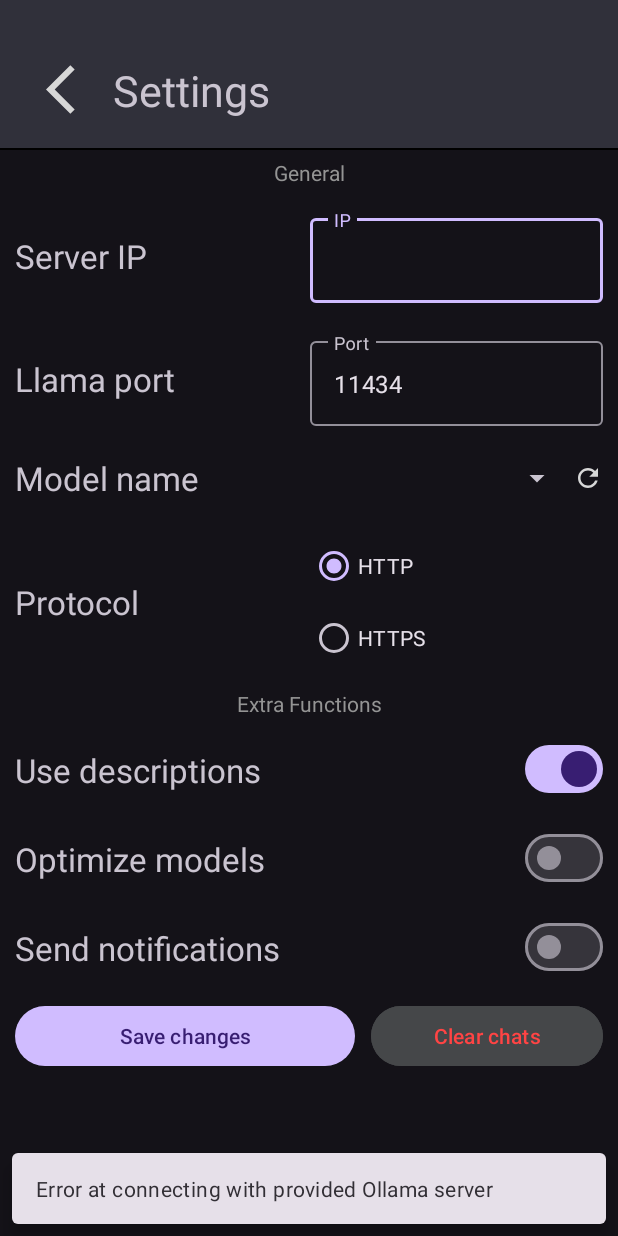
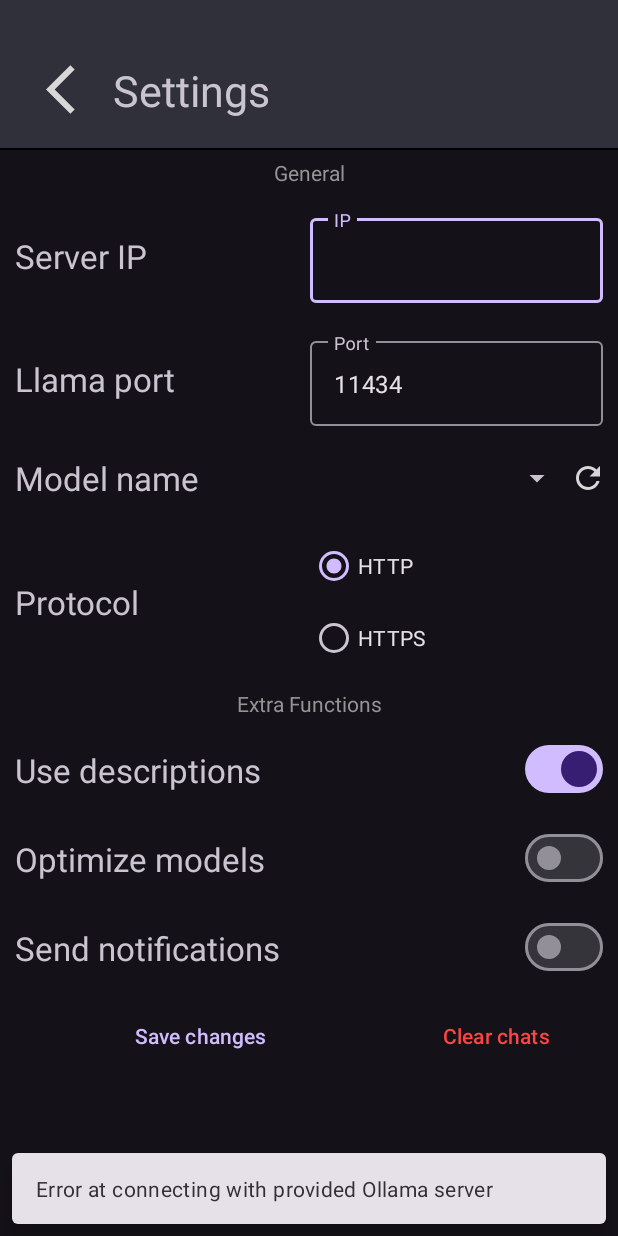
Before and after one commit to Asierso/ochat-app, an Android app: the SettingsActivity screen opened directly, with no data from a screen before it, on a phone screen of 412 x 824 dp. Run offline under Robolectric (Android 15) with nearby library versions, the phone set to English and light mode, and no system bars; network calls fail.

Commit message:
Features: Prepare views for translating

```diff
--- a/app/src/main/res/layout/activity_main.xml
+++ b/app/src/main/res/layout/activity_main.xml
@@ -37,7 +37,7 @@
         <TextView
             android:layout_width="wrap_content"
             android:layout_height="wrap_content"
-            android:text="Chat"
+            android:text="@string/chat_title"
             android:lineSpacingExtra="0dp"
             android:textSize="13pt" />
         </LinearLayout>
@@ -94,7 +94,7 @@
                     android:layout_marginStart="0dp"
                     android:padding="10dp"
                     android:src="@drawable/baseline_send_24"
-                    android:contentDescription="send button"
+                    android:contentDescription="Send button"
                     app:tint="@color/white"/>
         </LinearLayout>
     </LinearLayout>
--- a/app/src/main/res/layout/activity_settings.xml
+++ b/app/src/main/res/layout/activity_settings.xml
@@ -58,7 +58,7 @@
                 android:layout_height="wrap_content"
                 android:textSize="10pt"
                 android:layout_gravity="start|center"
-                android:text="Server IP"
+                android:text="@string/settings_server_ip_text"
                 android:padding="10dp"/>
 
             <com.google.android.material.textfield.TextInputLayout
@@ -72,7 +72,7 @@
                 <com.google.android.material.textfield.TextInputEditText
                     android:layout_width="match_parent"
                     android:layout_height="match_parent"
-                    android:hint="IP"
+                    android:hint="@string/settings_ip_hint"
                     android:id="@+id/ti_llamaip"/>
             </com.google.android.material.textfield.TextInputLayout>
         </TableRow>
@@ -86,7 +86,7 @@
                 android:layout_height="wrap_content"
                 android:textSize="10pt"
                 android:layout_gravity="start|center"
-                android:text="Llama port"
+                android:text="@string/settings_llama_port_text"
                 android:padding="10dp"/>
 
             <com.google.android.material.textfield.TextInputLayout
@@ -100,7 +100,7 @@
                 <com.google.android.material.textfield.TextInputEditText
                     android:layout_width="match_parent"
                     android:layout_height="match_parent"
-                    android:hint="Port"
+                    android:hint="@string/settings_port_hint"
                     android:inputType="number"
                     android:id="@+id/ti_llamaport"/>
             </com.google.android.material.textfield.TextInputLayout>
@@ -115,7 +115,7 @@
                 android:layout_height="wrap_content"
                 android:textSize="10pt"
                 android:layout_gravity="start|center"
-                android:text="Model name"
+                android:text="@string/settings_model_name"
                 android:padding="10dp"/>
 
             <Spinner android:layout_width="0dp"
@@ -123,13 +123,14 @@
                 android:layout_weight="2"
                 android:id="@+id/spinner_llamamodel"/>
 
-            <ImageView
+            <ImageButton
                 android:layout_width="20dp"
                 android:layout_height="20dp"
                 android:src="@drawable/baseline_refresh_24"
                 android:layout_gravity="center_vertical"
                 app:tint="@color/white"
                 android:id="@+id/btn_models_refresh"
+                android:background="@android:color/transparent"
                 android:layout_marginEnd="10dp"/>
         </TableRow>
 
@@ -143,7 +144,7 @@
                 android:layout_height="wrap_content"
                 android:textSize="10pt"
                 android:layout_gravity="start|center"
-                android:text="Protocol"
+                android:text="@string/settings_protocol_text"
                 android:padding="10dp"
                 android:paddingStart="0dp"/>
             <RadioGroup android:layout_width="match_parent" android:layout_height="wrap_content" android:id="@+id/rgroup_protocol">
@@ -168,7 +169,7 @@
         <TextView
             android:layout_width="match_parent"
             android:gravity="center"
-            android:text="Extra Functions"
+            android:text="@string/settings_extra_functions_apart"
             android:textColor="@color/txt_secondary"/>
 
         <!--Use descriptions -->
@@ -182,7 +183,7 @@
                 android:layout_height="wrap_content"
                 android:textSize="10pt"
                 android:layout_gravity="start|center"
-                android:text="Use descriptions"
+                android:text="@string/string_use_descriptions_text"
                 android:padding="10dp"/>
 
         <com.google.android.material.materialswitch.MaterialSwitch
@@ -204,7 +205,7 @@
                 android:layout_height="wrap_content"
                 android:textSize="10pt"
                 android:layout_gravity="start|center"
-                android:text="Optimize models"
+                android:text="@string/settings_optimize_models_text"
                 android:padding="10dp"/>
 
             <com.google.android.material.materialswitch.MaterialSwitch
@@ -226,7 +227,7 @@
                 android:layout_height="wrap_content"
                 android:textSize="10pt"
                 android:layout_gravity="start|center"
-                android:text="Send notifications"
+                android:text="@string/settings_send_notifications_text"
                 android:padding="10dp"/>
 
             <com.google.android.material.materialswitch.MaterialSwitch
@@ -239,24 +240,28 @@
 
         <!-- Save clear-->
         <TableRow
+            style="?android:attr/buttonBarStyle"
             android:layout_height="wrap_content"
             android:layout_width="match_parent"
             android:padding="10dp">
+
             <Button
+                style="?android:attr/buttonBarButtonStyle"
                 android:layout_width="match_parent"
                 android:layout_height="wrap_content"
                 android:layout_weight="1"
                 android:id="@+id/btn_save"
-                android:text="Save changes"
-                android:layout_marginEnd="5dp"/>
+                android:text="@string/settings_save_changes_button"
+                android:layout_marginEnd="5dp" />
+
             <Button
+                style="?android:attr/buttonBarButtonStyle"
                 android:layout_width="match_parent"
                 android:layout_height="wrap_content"
                 android:layout_weight="1"
                 android:id="@+id/btn_delete_all"
                 android:textColor="@android:color/holo_red_light"
-                android:backgroundTint="#454749"
-                android:text="Clear chats"
+                android:text="@string/settings_clear_chats_button"
                 android:layout_marginStart="5dp"/>
         </TableRow>
 
--- a/app/src/main/res/values/strings.xml
+++ b/app/src/main/res/values/strings.xml
@@ -1,3 +1,16 @@
 <resources>
     <string name="app_name">Ochat</string>
+    <string name="chat_title">Chat</string>
+    <string name="settings_llama_port_text">Llama port</string>
+    <string name="settings_server_ip_text">Server IP</string>
+    <string name="settings_port_hint">Port</string>
+    <string name="settings_ip_hint">IP</string>
+    <string name="settings_model_name">Model name</string>
+    <string name="settings_protocol_text">Protocol</string>
+    <string name="settings_extra_functions_apart">Extra Functions</string>
+    <string name="string_use_descriptions_text">Use descriptions</string>
+    <string name="settings_optimize_models_text">Optimize models</string>
+    <string name="settings_send_notifications_text">Send notifications</string>
+    <string name="settings_save_changes_button">Save changes</string>
+    <string name="settings_clear_chats_button">Clear chats</string>
 </resources>
```
